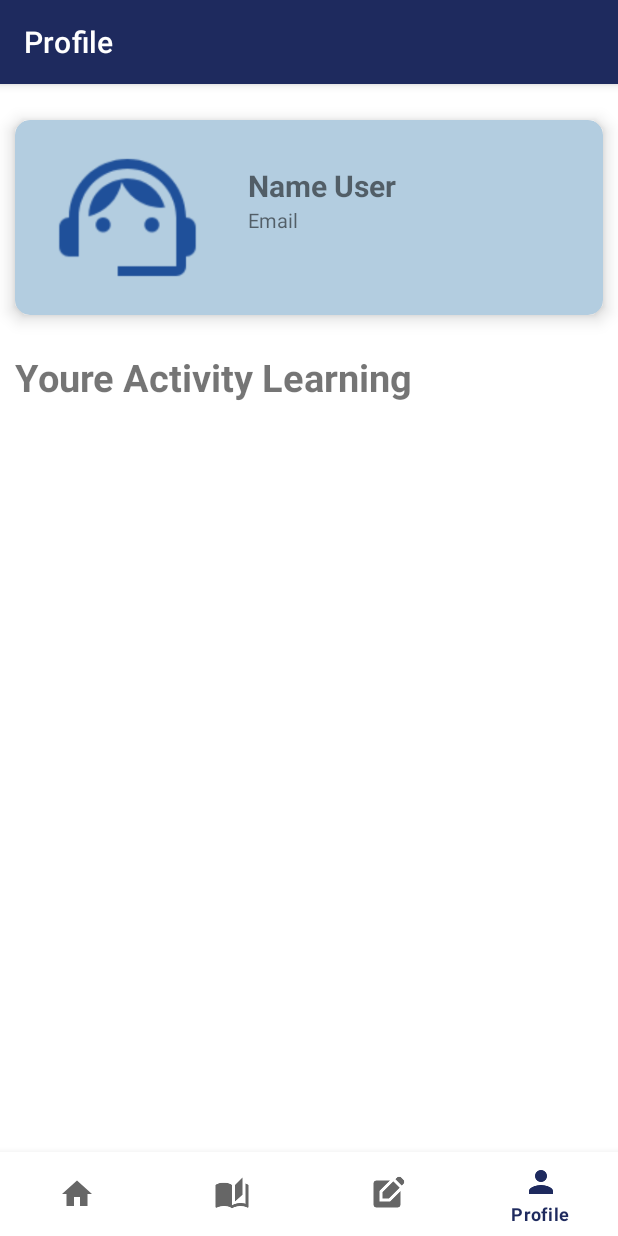
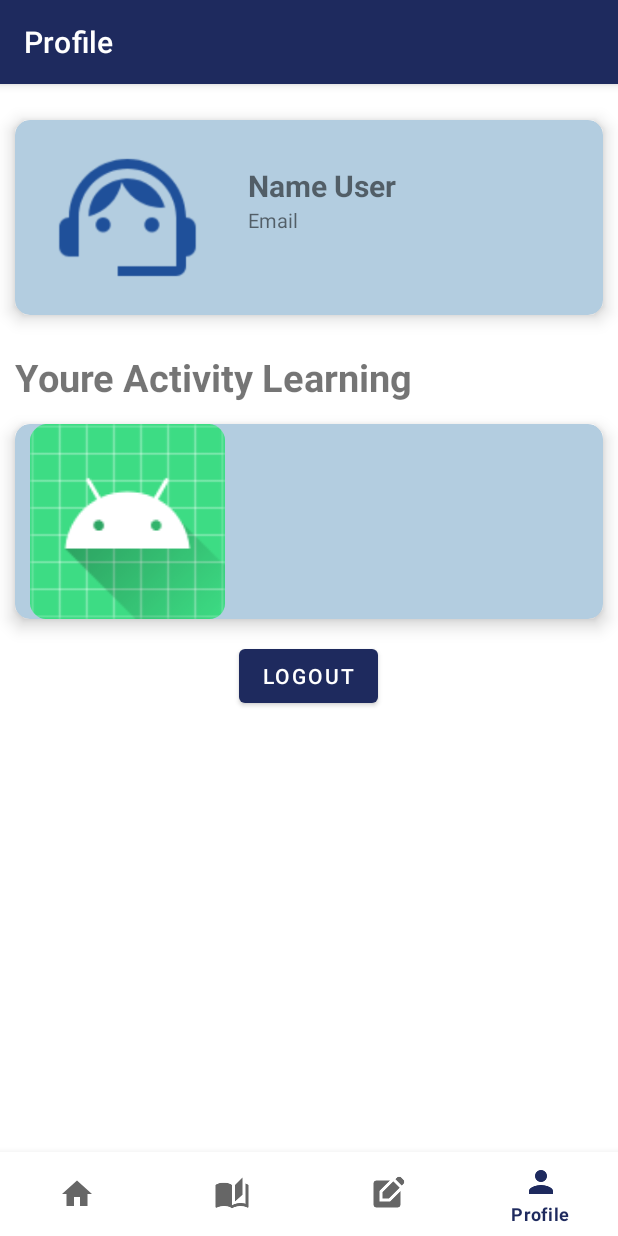
Before and after one commit to Yudhistira467/CAPSTONE-PROJEK---CODEY, an Android app: the ProfileFragment screen opened through its navigation route, on a phone screen of 412 x 824 dp. Run offline under Robolectric (Android 15) with nearby library versions, the phone set to English and light mode, and no system bars; our stand-ins replace Firebase (no records; nobody signed in at launch, a user with empty details on screens opened directly), navigation-ui.

Commit message:
add logout and update toast login

```diff
--- a/Mobile Developer/app/build.gradle.kts
+++ b/Mobile Developer/app/build.gradle.kts
@@ -55,6 +55,7 @@ dependencies {
     implementation(libs.firebase.database)
     implementation(libs.retrofit)
     implementation(libs.retrofit.converter.gson)
+    implementation(libs.firebase.auth.ktx)
     testImplementation(libs.junit)
     androidTestImplementation(libs.androidx.junit)
     androidTestImplementation(libs.androidx.espresso.core)
--- a/Mobile Developer/app/src/main/java/com/example/codey/MainActivity.kt
+++ b/Mobile Developer/app/src/main/java/com/example/codey/MainActivity.kt
@@ -8,10 +8,12 @@ import androidx.navigation.ui.AppBarConfiguration
 import androidx.navigation.ui.setupActionBarWithNavController
 import androidx.navigation.ui.setupWithNavController
 import com.example.codey.databinding.ActivityMainBinding
+import com.google.firebase.auth.FirebaseAuth
 
 class MainActivity : AppCompatActivity() {
 
     private lateinit var binding: ActivityMainBinding
+
 
     override fun onCreate(savedInstanceState: Bundle?) {
         super.onCreate(savedInstanceState)
--- a/Mobile Developer/app/src/main/java/com/example/codey/ui/login/LoginActivity.kt
+++ b/Mobile Developer/app/src/main/java/com/example/codey/ui/login/LoginActivity.kt
@@ -61,7 +61,7 @@ class LoginActivity : AppCompatActivity() {
                             editor.apply()
 
 
-                            Toast.makeText(this@LoginActivity, "Login Success", Toast.LENGTH_SHORT).show()
+                            Toast.makeText(this@LoginActivity, "Login Success welcome back $username!", Toast.LENGTH_SHORT).show()
                             startActivity(Intent(this@LoginActivity, MainActivity::class.java))
                             finish()
                             return
--- a/Mobile Developer/app/src/main/java/com/example/codey/ui/profile/ProfileFragment.kt
+++ b/Mobile Developer/app/src/main/java/com/example/codey/ui/profile/ProfileFragment.kt
@@ -1,19 +1,27 @@
 package com.example.codey.ui.profile
 
 import android.content.Context
+import android.content.Intent
 import android.os.Bundle
 import android.view.LayoutInflater
 import android.view.View
 import android.view.ViewGroup
+import android.widget.Toast
 import androidx.fragment.app.Fragment
 import com.example.codey.databinding.FragmentProfileBinding
+import com.example.codey.ui.login.LoginActivity
+import com.google.android.material.button.MaterialButton
+import com.google.firebase.auth.FirebaseAuth
 import com.google.firebase.database.*
 
 class ProfileFragment : Fragment() {
 
     private lateinit var databaseReference: DatabaseReference
+    private lateinit var auth: FirebaseAuth
     private var _binding: FragmentProfileBinding? = null
     private val binding get() = _binding!!
+    private var username: String? = null
+
 
     override fun onCreateView(
         inflater: LayoutInflater, container: ViewGroup?,
@@ -26,17 +34,30 @@ class ProfileFragment : Fragment() {
     override fun onViewCreated(view: View, savedInstanceState: Bundle?) {
         super.onViewCreated(view, savedInstanceState)
 
+        auth = FirebaseAuth.getInstance()
+
         databaseReference = FirebaseDatabase.getInstance().getReference("users")
 
-        val sharedPreferences = requireActivity().getSharedPreferences("UserPrefs", Context.MODE_PRIVATE)
+        val sharedPreferences =
+            requireActivity().getSharedPreferences("UserPrefs", Context.MODE_PRIVATE)
         val loggedInEmail = sharedPreferences.getString("LOGGED_IN_EMAIL", null)
+
+        binding.logout.setOnClickListener{
+            auth.signOut()
+            val intent = Intent(activity, LoginActivity:: class.java)
+            startActivity(intent)
+
+            Toast.makeText(requireContext(), "Logout success ", Toast.LENGTH_SHORT).show()
+            activity?.finish()
+        }
 
         if (!loggedInEmail.isNullOrEmpty()) {
             databaseReference.orderByChild("email").equalTo(loggedInEmail)
                 .addListenerForSingleValueEvent(object : ValueEventListener {
                     override fun onDataChange(snapshot: DataSnapshot) {
                         for (childSnapshot in snapshot.children) {
-                            val username = childSnapshot.child("username").getValue(String::class.java)
+                            val username =
+                                childSnapshot.child("username").getValue(String::class.java)
                             val email = childSnapshot.child("email").getValue(String::class.java)
 
                             binding.tvUsername.text = username ?: "Unknown"
@@ -48,10 +69,12 @@ class ProfileFragment : Fragment() {
                     }
                 })
         }
+
+
     }
 
-    override fun onDestroyView() {
-        super.onDestroyView()
-        _binding = null
+        override fun onDestroyView() {
+            super.onDestroyView()
+            _binding = null
+        }
     }
-}
--- a/Mobile Developer/app/src/main/res/layout/fragment_profile.xml
+++ b/Mobile Developer/app/src/main/res/layout/fragment_profile.xml
@@ -66,5 +66,37 @@
             android:layout_marginTop="10sp"
             android:textSize="25sp"
             android:text="@string/activity"/>
+
+    <androidx.cardview.widget.CardView
+        android:layout_width="match_parent"
+        android:layout_height="wrap_content"
+        app:cardBackgroundColor="@color/blu"
+        app:cardCornerRadius="10dp"
+        app:cardElevation="7dp"
+        app:cardUseCompatPadding="true">
+
+    <LinearLayout
+        android:layout_width="match_parent"
+        android:layout_height="wrap_content"
+        android:orientation="horizontal">
+
+    </LinearLayout>
+        <ImageView
+            android:id="@+id/test"
+            android:layout_width="130dp"
+            android:layout_height="130dp"
+            android:layout_marginStart="10dp"
+            android:src="@mipmap/ic_launcher"/>
+
+    </androidx.cardview.widget.CardView>
+
+        <com.google.android.material.button.MaterialButton
+            android:id="@+id/logout"
+            android:layout_width="wrap_content"
+            android:layout_height="wrap_content"
+            android:text="Logout"
+            android:layout_gravity="center_horizontal"
+            />
+
     </LinearLayout>
 </FrameLayout>
--- a/Mobile Developer/gradle/libs.versions.toml
+++ b/Mobile Developer/gradle/libs.versions.toml
@@ -22,6 +22,7 @@ gson = "2.9.0"
 
 picasso = "2.71828"
 recyclerview = "1.3.2"
+firebaseAuthKtx = "23.1.0"
 
 [libraries]
 androidx-core-ktx = { group = "androidx.core", name = "core-ktx", version.ref = "coreKtx" }
@@ -43,6 +44,7 @@ retrofit = { group = "com.squareup.retrofit2", name = "retrofit", version.ref =
 retrofit-converter-gson = { group = "com.squareup.retrofit2", name = "converter-gson", version.ref = "gson" }
 
 picasso = { module = "com.squareup.picasso:picasso", version.ref = "picasso" }
+firebase-auth-ktx = { group = "com.google.firebase", name = "firebase-auth-ktx", version.ref = "firebaseAuthKtx" }
 
 [plugins]
 androidApplication = { id = "com.android.application", version.ref = "agp" }
```
